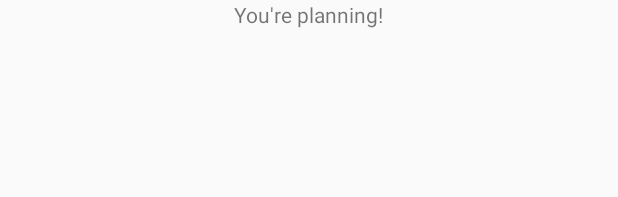
After one commit to JasonCentral/SkillVow, an Android app: the layout add_plan_activity.xml on its own in the app's theme, with its tools: preview values and no code run, on a phone screen of 412 x 824 dp. The commit adds this screen. Shown: the top 197 px of the screen. Run offline under Robolectric (Android 15) with nearby library versions, the phone set to English and light mode, and no system bars.

Commit message:
Activity now switches when you click the add button in plan

```diff
--- /dev/null
+++ b/app/src/main/res/layout/add_plan_activity.xml
@@ -0,0 +1,12 @@
+<?xml version="1.0" encoding="utf-8"?>
+<LinearLayout
+    xmlns:android="http://schemas.android.com/apk/res/android" android:layout_width="match_parent"
+    android:layout_height="match_parent"
+    android:orientation="vertical">
+
+    <TextView
+        android:layout_width="wrap_content"
+        android:layout_height="wrap_content"
+        android:layout_gravity="center"
+        android:text="You're planning!"/>
+</LinearLayout>
--- a/app/src/main/res/layout/plan_fragment.xml
+++ b/app/src/main/res/layout/plan_fragment.xml
@@ -13,7 +13,7 @@
 
         <LinearLayout
             android:layout_width="match_parent"
-            android:layout_height="match_parent"
+            android:layout_height="wrap_content"
             android:gravity="top"
             android:orientation="vertical">
 
--- a/app/src/main/res/values/styles.xml
+++ b/app/src/main/res/values/styles.xml
@@ -6,6 +6,8 @@
         <item name="colorPrimary">@color/colorPrimary</item>
         <item name="colorPrimaryDark">@color/colorPrimaryDark</item>
         <item name="colorAccent">@color/colorAccent</item>
+        <item name="windowActionBar">false</item>
+        <item name="windowNoTitle">true</item>
     </style>
 
 </resources>
```
Also changed, not shown: app/src/main/AndroidManifest.xml (+8 -0 lines), app/src/main/java/com/visionvow/skillvow/Pages/Plan.java (+30 -0 lines), app/src/main/java/com/visionvow/skillvow/PlanActivity.java (added, +14 -0 lines).
